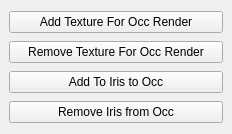
Old version of the form rigging/setupOcc/setupOcc.ui in the repository skarone/PipeL.
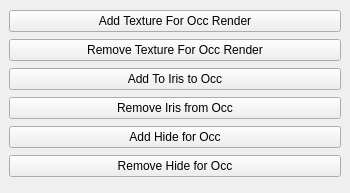
New version of the form.

Commit message: finished setup occ, minor fix in mayaNode to compare to another node, now supports string as input in __eq__

Diff of the .ui file:
```diff
--- a/rigging/setupOcc/setupOcc.ui
+++ b/rigging/setupOcc/setupOcc.ui
@@ -6,8 +6,8 @@
    <rect>
     <x>0</x>
     <y>0</y>
-    <width>232</width>
-    <height>134</height>
+    <width>350</width>
+    <height>193</height>
    </rect>
   </property>
   <property name="windowTitle">
@@ -43,6 +43,20 @@
       </property>
      </widget>
     </item>
+    <item>
+     <widget class="QPushButton" name="addHideOcc_btn">
+      <property name="text">
+       <string>Add Hide for Occ</string>
+      </property>
+     </widget>
+    </item>
+    <item>
+     <widget class="QPushButton" name="removeHideOcc_btn">
+      <property name="text">
+       <string>Remove Hide for Occ</string>
+      </property>
+     </widget>
+    </item>
    </layout>
   </widget>
  </widget>
```
The commit also changes 4 other files.
